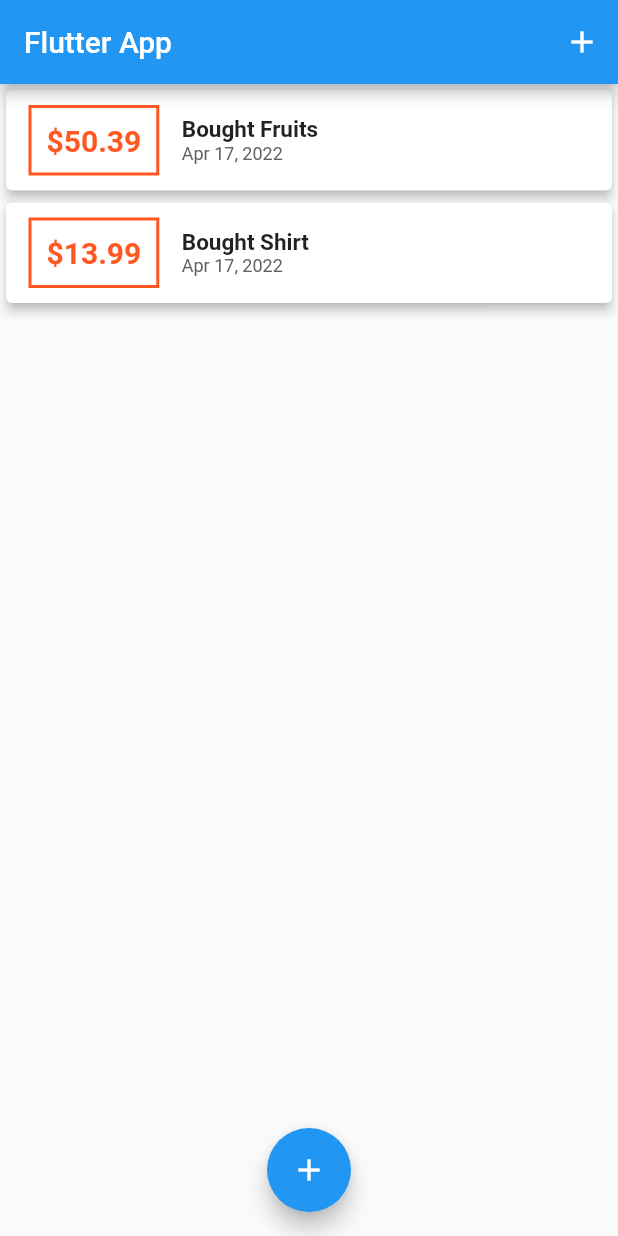
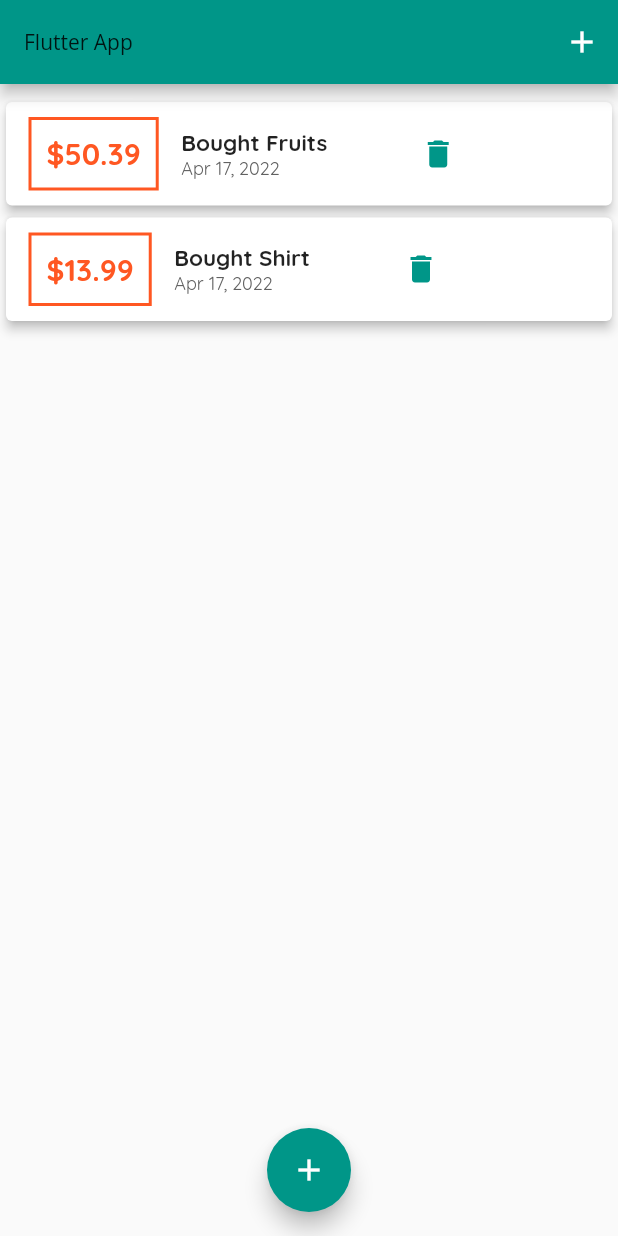
Before and after one commit to Arceen/Expenses-Tracker-Flutter, a Flutter app: the screen it shows after launch, on a phone screen of 412 x 824 dp. Run offline on Flutter 3.47's test engine with Material 2 defaults, Android fonts, the phone set to English and light mode, and no system bars; our stand-ins replace google_fonts.

Commit message:
'final-commit'

```diff
--- a/lib/main.dart
+++ b/lib/main.dart
@@ -1,12 +1,20 @@
 import 'package:expenses_tracker/models/transaction.dart';
+import 'package:expenses_tracker/widgets/charts_widget.dart';
 import 'package:expenses_tracker/widgets/new_transaction.dart';
 import 'package:expenses_tracker/widgets/transaction_list.dart';
 import 'package:expenses_tracker/widgets/user_transaction.dart';
+import 'package:google_fonts/google_fonts.dart';
 import 'package:flutter/material.dart';
 
 void main() => runApp(MaterialApp(
-      title: 'Expenses Tracker App',
+      title: 'Expenses Tracker',
       home: MyHomePage(),
+      theme: ThemeData(
+          primarySwatch: Colors.teal,
+          textTheme: GoogleFonts.quicksandTextTheme(),
+          appBarTheme: AppBarTheme(
+            textTheme: GoogleFonts.openSansTextTheme(),
+          )),
     ));
 
 class MyHomePage extends StatefulWidget {
@@ -75,13 +83,23 @@ class _MyHomePageState extends State<MyHomePage> {
           child: Icon(Icons.add),
         ),
         floatingActionButtonLocation: FloatingActionButtonLocation.centerFloat,
-        body: Column(
+        body: SingleChildScrollView(
+          child: Column(
             mainAxisSize: MainAxisSize.min,
             mainAxisAlignment: MainAxisAlignment.start,
             crossAxisAlignment: CrossAxisAlignment.stretch,
             children: [
+              ChartWidget(
+                  transactions: _transactions
+                      .where((element) =>
+                          element.transactionDateTime
+                              .difference(DateTime.now())
+                              .inDays <=
+                          7)
+                      .toList()),
               TransactionList(transactions: _transactions),
             ],
+          ),
         ));
   }
 }
--- /dev/null
+++ b/lib/widgets/charts_widget.dart
@@ -0,0 +1,26 @@
+import 'package:expenses_tracker/models/transaction.dart';
+import 'package:flutter/material.dart';
+import 'package:intl/intl.dart';
+
+class ChartWidget extends StatelessWidget {
+  final List<Transaction> transactions;
+  const ChartWidget({Key? key, required this.transactions}) : super(key: key);
+
+  List<Map<String, Object>> get groupByDay {
+    return List.generate(
+      7,
+      (index) {
+        final temp = transactions.where((element) =>
+            element.transactionDateTime.difference(DateTime.now()).inDays <
+            index);
+        print(DateFormat.E());
+        return {};
+      },
+    );
+  }
+
+  @override
+  Widget build(BuildContext context) {
+    return Card();
+  }
+}
--- a/lib/widgets/transaction_list.dart
+++ b/lib/widgets/transaction_list.dart
@@ -2,17 +2,21 @@ import 'package:expenses_tracker/models/transaction.dart';
 import 'package:flutter/material.dart';
 import 'package:intl/intl.dart';
 
-class TransactionList extends StatelessWidget {
-  final List<Transaction> transactions;
-  const TransactionList({Key? key, required this.transactions})
-      : super(key: key);
+class TransactionList extends StatefulWidget {
+  List<Transaction> transactions;
+  TransactionList({Key? key, required this.transactions}) : super(key: key);
 
+  @override
+  State<TransactionList> createState() => _TransactionListState();
+}
+
+class _TransactionListState extends State<TransactionList> {
   @override
   Widget build(BuildContext context) {
     return Flexible(
       child: ListView.builder(
         shrinkWrap: true,
-        itemCount: transactions.length,
+        itemCount: widget.transactions.length,
         itemBuilder: ((context, index) => Card(
               elevation: 3,
               child: Row(
@@ -22,20 +26,19 @@ class TransactionList extends StatelessWidget {
                     margin: EdgeInsets.symmetric(vertical: 10, horizontal: 15),
                     child: Text(
                       '\$' +
-                          transactions[index]
-                              .transactionAmount!
+                          widget.transactions[index].transactionAmount!
                               .toStringAsFixed(2),
                       style: TextStyle(
                           fontWeight: FontWeight.bold,
                           fontSize: 20,
-                          color: transactions[index].spent!
+                          color: widget.transactions[index].spent!
                               ? Colors.deepOrange
                               : Colors.green),
                     ),
                     decoration: BoxDecoration(
                       border: Border.all(
                         width: 2,
-                        color: transactions[index].spent!
+                        color: widget.transactions[index].spent!
                             ? Colors.deepOrange
                             : Colors.green,
                       ),
@@ -47,7 +50,7 @@ class TransactionList extends StatelessWidget {
                     crossAxisAlignment: CrossAxisAlignment.start,
                     children: [
                       Text(
-                        transactions[index].transactionTitle!,
+                        widget.transactions[index].transactionTitle!,
                         style: TextStyle(
                           fontWeight: FontWeight.bold,
                           fontSize: 15,
@@ -55,13 +58,23 @@ class TransactionList extends StatelessWidget {
                       ),
                       Text(
                         DateFormat.yMMMd()
-                            .format(transactions[index].transactionDateTime)
+                            .format(
+                                widget.transactions[index].transactionDateTime)
                             .toString(),
                         style: TextStyle(
                             color: Colors.grey.shade700, fontSize: 12),
                       ),
                     ],
                   ),
+                  SizedBox(width: 50),
+                  IconButton(
+                      icon: Icon(Icons.delete,
+                          color: Theme.of(context).primaryColor),
+                      onPressed: () {
+                        setState(() {
+                          widget.transactions.removeAt(index);
+                        });
+                      }),
                 ],
               ),
             )),
--- a/pubspec.yaml
+++ b/pubspec.yaml
@@ -35,6 +35,7 @@ dependencies:
   # Use with the CupertinoIcons class for iOS style icons.
   cupertino_icons: ^1.0.2
   intl: ^0.17.0
+  google_fonts: ^2.3.1
 
 dev_dependencies:
   flutter_test:
```
Also changed, not shown: pubspec.lock. Lines whose indentation alone changed are shown as unchanged.
